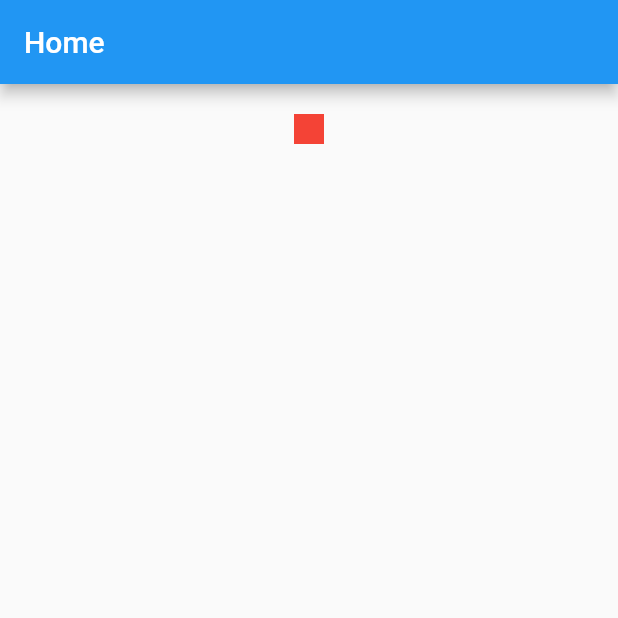
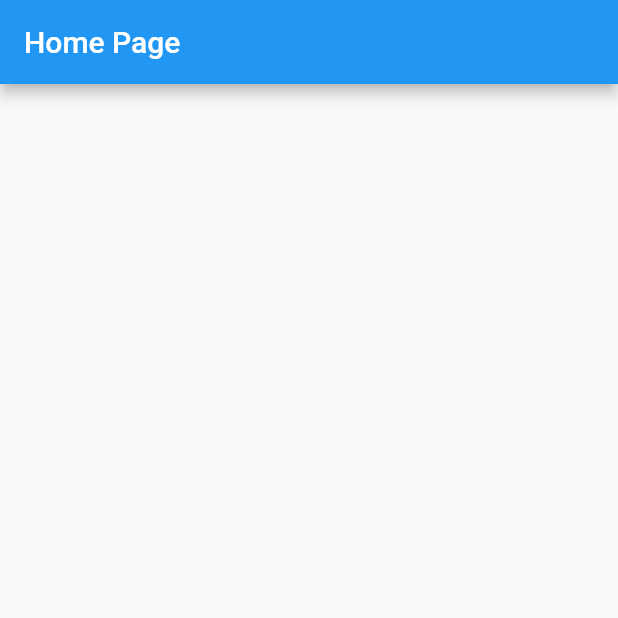
Before and after one commit to iCarlosAugusto/Flutter-Pokedex, a Flutter app: the screen it shows after launch, on a phone screen of 412 x 824 dp, the top half of it. Run offline on Flutter 3.47's test engine with Material 2 defaults, Android fonts, the phone set to English and light mode, and no system bars.

Commit message:
feat: :sparkles: Leaning MVC

```diff
--- a/lib/main.dart
+++ b/lib/main.dart
@@ -1,4 +1,5 @@
 import 'package:flutter/material.dart';
+import 'package:study_styles_flutter/views/home_page.dart';
 
 void main() {
   runApp(const MyApp());
@@ -10,20 +11,7 @@ class MyApp extends StatelessWidget {
   @override
   Widget build(BuildContext context) {
     return MaterialApp(
-      home: Scaffold(
-        appBar: AppBar(title: Text("Home")),
-        body: Column(children: [
-          Row(children: [
-
-            Container(
-              margin: EdgeInsets.only(top: 20),
-              color: Colors.red,
-              width: 20,
-              height: 20
-            )
-          ], mainAxisAlignment: MainAxisAlignment.center,)
-        ]),
-      ),
+      home: HomePage(),
     );
   }
 }
--- /dev/null
+++ b/lib/views/home_page.dart
@@ -0,0 +1,17 @@
+import 'package:flutter/material.dart';
+import 'package:flutter/src/foundation/key.dart';
+import 'package:flutter/src/widgets/framework.dart';
+
+class HomePage extends StatelessWidget {
+  const HomePage({Key? key}) : super(key: key);
+
+  @override
+  Widget build(BuildContext context) {
+    return Scaffold(
+      appBar: AppBar(title: const Text("Home Page")),
+      body: Column(children: const [
+
+      ]),
+    );
+  }
+}
```
Also changed, not shown: lib/controllers/home_controller.dart (added).
